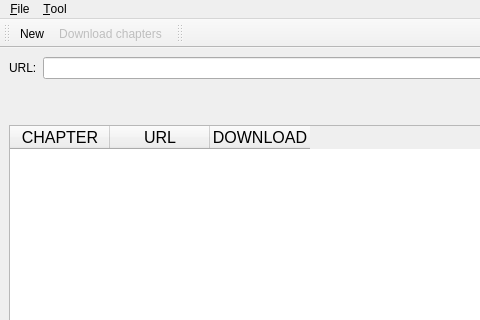
First picture: the form in gui/main_window.ui, repository piorio/CbrCreator, before the edit; both pictures show x 0 to 480 and y 0 to 320 of the 1024 by 768 pixel window.
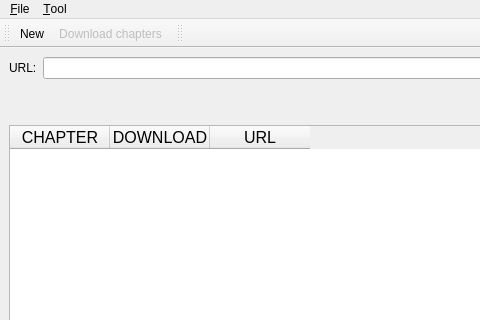
Second picture: the form after the edit.

```diff
--- a/gui/main_window.ui
+++ b/gui/main_window.ui
@@ -83,7 +83,7 @@
         </column>
         <column>
          <property name="text">
-          <string>URL</string>
+          <string>DOWNLOAD</string>
          </property>
          <property name="font">
           <font>
@@ -93,7 +93,7 @@
         </column>
         <column>
          <property name="text">
-          <string>DOWNLOAD</string>
+          <string>URL</string>
          </property>
          <property name="font">
           <font>
```
